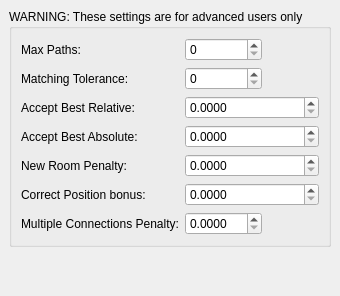
MUME/MMapper, file src/preferences/pathmachinepage.ui: the form before one commit.
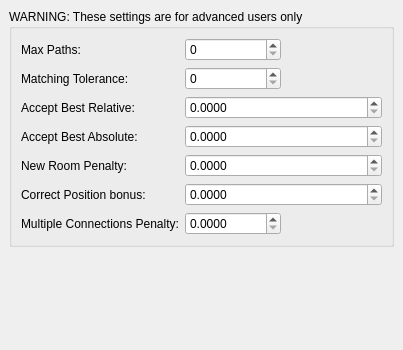
The form after the commit.

Diff of the .ui file:
```diff
--- a/src/preferences/pathmachinepage.ui
+++ b/src/preferences/pathmachinepage.ui
@@ -2,6 +2,14 @@
 <ui version="4.0">
  <class>PathmachinePage</class>
  <widget class="QWidget" name="PathmachinePage">
+  <property name="geometry">
+   <rect>
+    <x>0</x>
+    <y>0</y>
+    <width>403</width>
+    <height>350</height>
+   </rect>
+  </property>
   <property name="sizePolicy">
    <sizepolicy hsizetype="Preferred" vsizetype="Preferred">
     <horstretch>0</horstretch>
```
Left out of the diff: 9 changed lines with no effect on the pictures.
